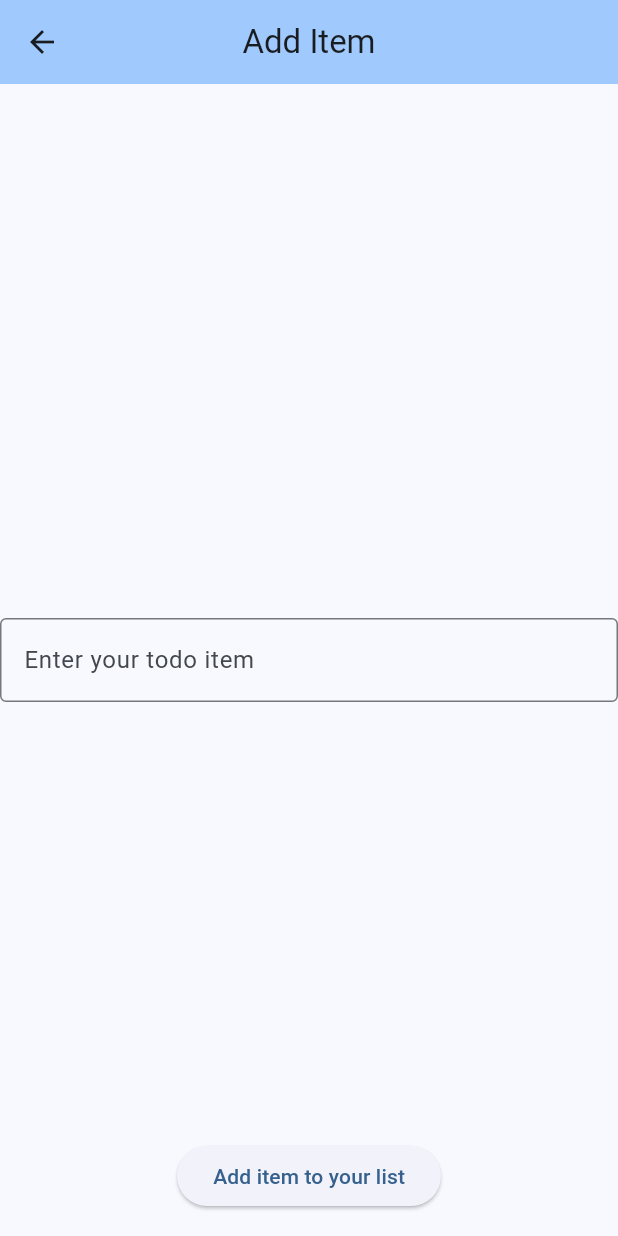
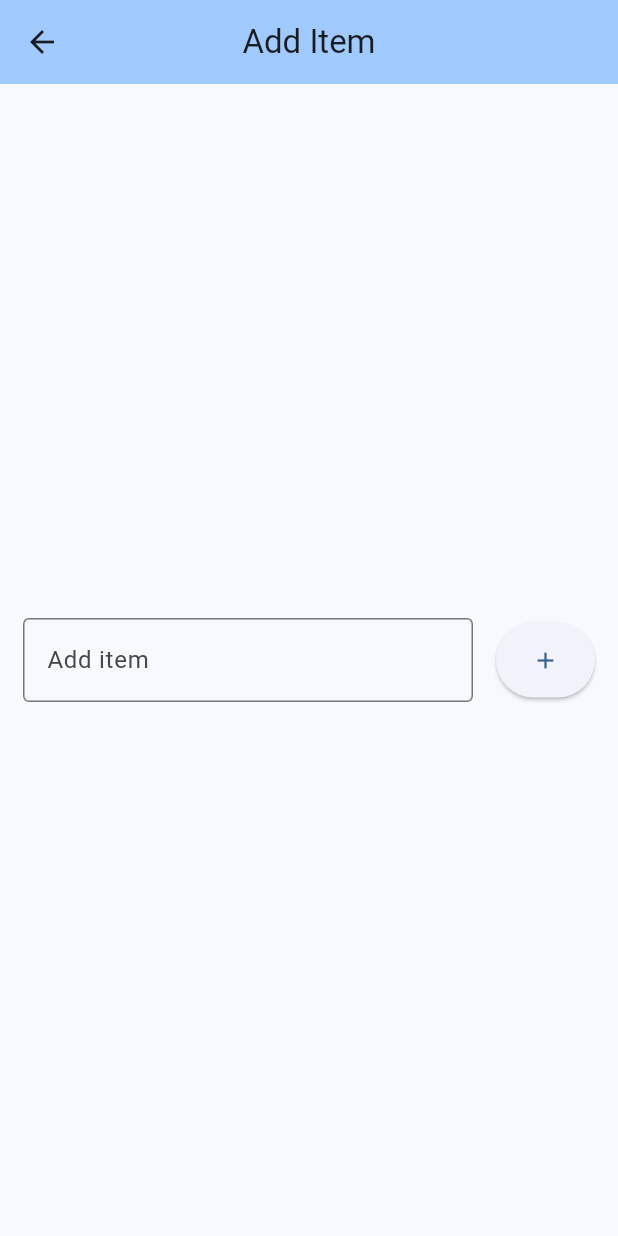
Before and after one commit to gu-tig333-ht23/gussteko, a Flutter app: the AddPage screen opened directly, on a phone screen of 412 x 824 dp. Run offline on Flutter 3.47's test engine with Material 2 defaults, Android fonts, the phone set to English and light mode, and no system bars.

Commit message:
La min button i en container

```diff
--- a/lib/main.dart
+++ b/lib/main.dart
@@ -85,51 +85,29 @@ class AddPage extends StatelessWidget {
         actions: [],
       ),
       body: Center(
-          child: TextField(
-        decoration: InputDecoration(
-            border: OutlineInputBorder(), hintText: 'Enter your todo item'),
-      )),
-      floatingActionButton: ElevatedButton(
-        onPressed: () {
-          Navigator.pop(context);
-        },
-        child: const Text('Add item to your list'),
+        child: Row(
+          mainAxisAlignment: MainAxisAlignment.spaceEvenly,
+          crossAxisAlignment: CrossAxisAlignment.center,
+          children: [
+            Container(
+              width: 300,
+              child: TextField(
+                decoration: InputDecoration(
+                  border: OutlineInputBorder(),
+                  labelText: 'Add item',
+                ),
+              ),
+            ),
+            Container(
+              height: 50,
+              child: ElevatedButton(
+                onPressed: () {},
+                child: const Icon(Icons.add),
+              ),
+            )
+          ],
+        ),
       ),
-      floatingActionButtonLocation: FloatingActionButtonLocation.centerFloat,
     );
   }
 }
-
-
-/*
-
-  @override
-  Widget build(BuildContext context) {
-    return Scaffold(
-        appBar: AppBar(
-          centerTitle: true,
-          backgroundColor: Theme.of(context).colorScheme.inversePrimary,
-          title: const Text('Add Item'),
-          actions: [
-            IconButton(
-              onPressed: () {},
-              icon: const Icon(Icons.menu),
-            ),
-          ],
-        ),
-        body: Center(
-
-            child: TextField(
-          decoration: InputDecoration(
-              border: OutlineInputBorder(), hintText: 'Enter your todo item'),
-        )),
-        floatingActionButton: ElevatedButton(
-          onPressed: () {
-            Navigator.pop(context);
-          },
-          child: const Text('Go back'),
-        ));
-  }
-}
-
-*/
```
